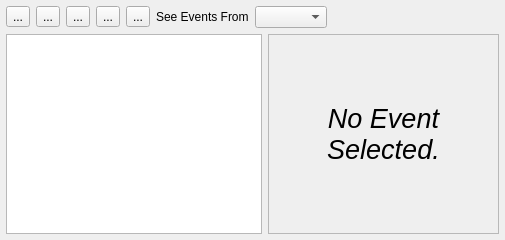
The window that Charm/EventView.ui (KDAB/Charm) describes before a commit, drawn with Qt 5.
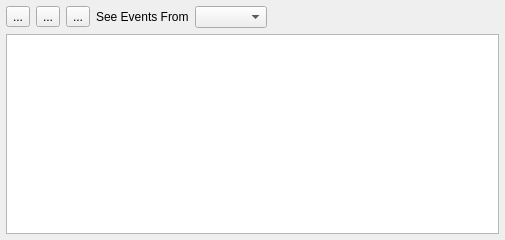
The same window after the commit.

Commit message: remove previous/next event buttons, they where much unused remove event preview the initial size is still to large, this needs investigation

```diff
--- a/Charm/EventView.ui
+++ b/Charm/EventView.ui
@@ -18,41 +18,15 @@
   <property name="windowTitle" >
    <string>Event Editor</string>
   </property>
-  <layout class="QGridLayout" name="gridLayout" >
-   <property name="margin" >
-    <number>6</number>
-   </property>
+  <layout class="QVBoxLayout" name="verticalLayout" >
    <property name="spacing" >
+    <number>-1</number>
+   </property>
+   <property name="margin" >
     <number>6</number>
    </property>
-   <item row="0" column="0" colspan="2" >
+   <item>
     <layout class="QHBoxLayout" >
-     <item>
-      <widget class="QToolButton" name="toolButtonPrevious" >
-       <property name="text" >
-        <string>...</string>
-       </property>
-       <property name="autoRepeat" >
-        <bool>true</bool>
-       </property>
-       <property name="toolButtonStyle" >
-        <enum>Qt::ToolButtonTextUnderIcon</enum>
-       </property>
-      </widget>
-     </item>
-     <item>
-      <widget class="QToolButton" name="toolButtonNext" >
-       <property name="text" >
-        <string>...</string>
-       </property>
-       <property name="autoRepeat" >
-        <bool>true</bool>
-       </property>
-       <property name="toolButtonStyle" >
-        <enum>Qt::ToolButtonTextUnderIcon</enum>
-       </property>
-      </widget>
-     </item>
      <item>
       <widget class="QToolButton" name="toolButtonNewEvent" >
        <property name="text" >
@@ -118,7 +92,7 @@
      </item>
     </layout>
    </item>
-   <item row="1" column="0" >
+   <item>
     <widget class="QListView" name="listView" >
      <property name="sizePolicy" >
       <sizepolicy vsizetype="Expanding" hsizetype="Expanding" >
@@ -131,85 +105,6 @@
      </property>
     </widget>
    </item>
-   <item row="1" column="1" >
-    <widget class="QFrame" name="frame" >
-     <property name="frameShape" >
-      <enum>QFrame::StyledPanel</enum>
-     </property>
-     <property name="frameShadow" >
-      <enum>QFrame::Raised</enum>
-     </property>
-     <property name="lineWidth" >
-      <number>0</number>
-     </property>
-     <layout class="QVBoxLayout" >
-      <property name="spacing" >
-       <number>0</number>
-      </property>
-      <property name="margin" >
-       <number>0</number>
-      </property>
-      <item>
-       <widget class="QStackedWidget" name="stackedWidget" >
-        <property name="sizePolicy" >
-         <sizepolicy vsizetype="Preferred" hsizetype="Preferred" >
-          <horstretch>0</horstretch>
-          <verstretch>0</verstretch>
-         </sizepolicy>
-        </property>
-        <property name="frameShape" >
-         <enum>QFrame::NoFrame</enum>
-        </property>
-        <property name="lineWidth" >
-         <number>0</number>
-        </property>
-        <property name="currentIndex" >
-         <number>1</number>
-        </property>
-        <widget class="QWidget" name="pageEvent" >
-         <property name="geometry" >
-          <rect>
-           <x>0</x>
-           <y>0</y>
-           <width>272</width>
-           <height>361</height>
-          </rect>
-         </property>
-         <layout class="QGridLayout" />
-        </widget>
-        <widget class="QWidget" name="pageNoEvent" >
-         <property name="geometry" >
-          <rect>
-           <x>0</x>
-           <y>0</y>
-           <width>227</width>
-           <height>188</height>
-          </rect>
-         </property>
-         <layout class="QVBoxLayout" >
-          <item>
-           <widget class="QLabel" name="labelNoEvent" >
-            <property name="text" >
-             <string>&lt;html>&lt;head>&lt;meta name="qrichtext" content="1" />&lt;style type="text/css">
-p, li { white-space: pre-wrap; }
-&lt;/style>&lt;/head>&lt;body style=" font-family:'Lucida Grande'; font-size:13pt; font-weight:400; font-style:normal; text-decoration:none;">
-&lt;p style=" margin-top:0px; margin-bottom:0px; margin-left:0px; margin-right:0px; -qt-block-indent:0; text-indent:0px;">&lt;span style=" font-size:20pt; font-style:italic;">No Event Selected.&lt;/span>&lt;/p>&lt;/body>&lt;/html></string>
-            </property>
-            <property name="alignment" >
-             <set>Qt::AlignCenter</set>
-            </property>
-            <property name="wordWrap" >
-             <bool>true</bool>
-            </property>
-           </widget>
-          </item>
-         </layout>
-        </widget>
-       </widget>
-      </item>
-     </layout>
-    </widget>
-   </item>
   </layout>
  </widget>
  <tabstops>
```
The commit also changes 3 other files.
